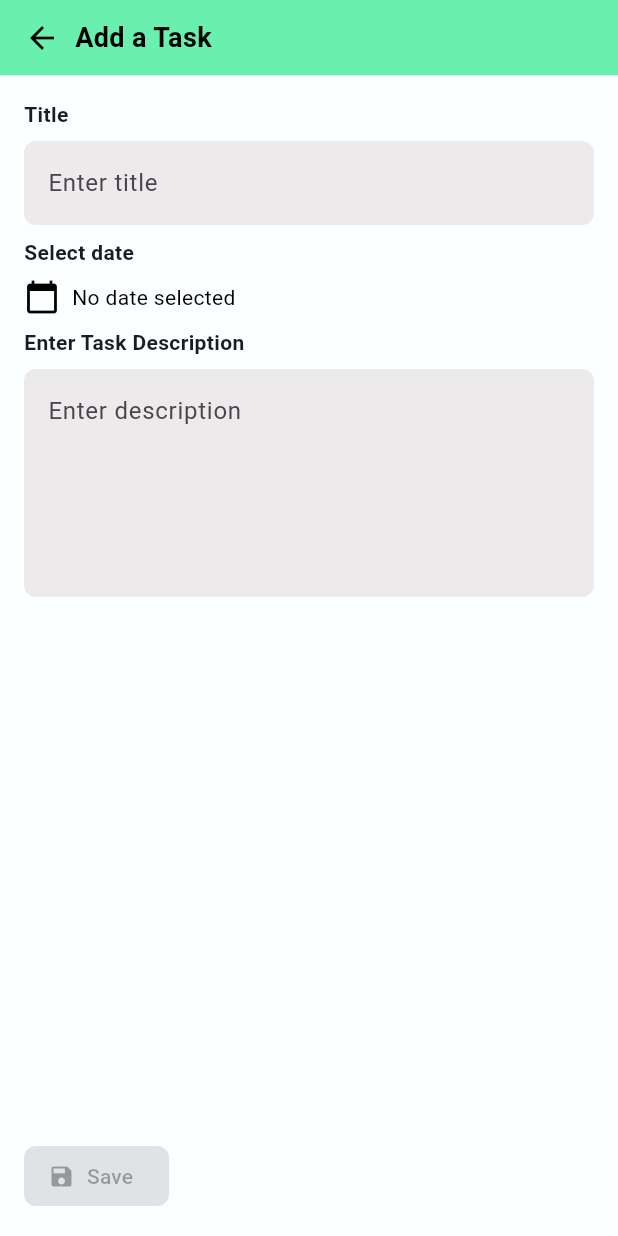
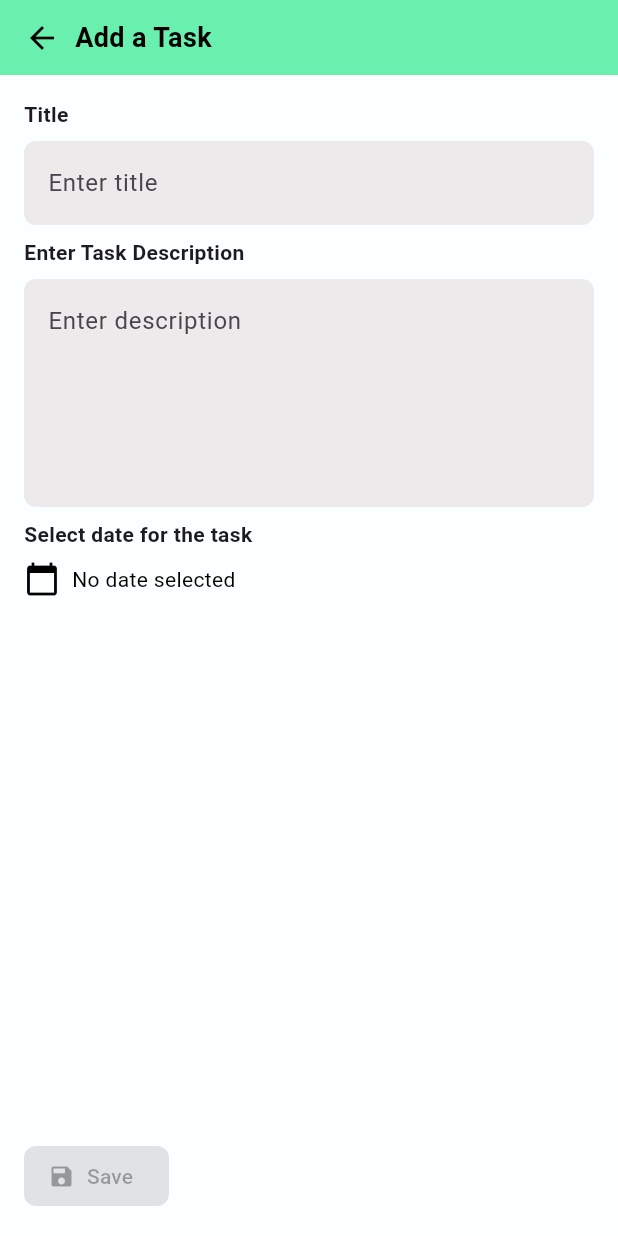
Before and after one commit to Tricka5/Farmsmart, a Flutter app: the TaskReminderScreen screen opened directly, after a tap on "Add task", on a phone screen of 412 x 824 dp. Run offline on Flutter 3.47's test engine with Material 3 defaults, Android fonts, the phone set to English and light mode, and no system bars.

Commit message:
tasklist update

```diff
--- a/farmsmart/lib/screens/tasklistpage.dart
+++ b/farmsmart/lib/screens/tasklistpage.dart
@@ -28,32 +28,31 @@ class TaskReminderScreen extends StatefulWidget {
 }
 
 class _TaskReminderScreenState extends State<TaskReminderScreen> {
-  List<Task?> tasks = List.generate(7, (index) => null);
+  List<Task> tasks = [];
 
-  void addOrEditTask(int index) async {
+  void addOrEditTask(int? index) async {
     final Task? result = await Navigator.push(
       context,
       MaterialPageRoute(
-        builder: (context) => AddTaskScreen(task: tasks[index]),
+        builder: (context) => AddTaskScreen(task: index != null ? tasks[index] : null),
       ),
     );
 
     if (result != null) {
       setState(() {
-        tasks[index] = result;
+        if (index == null) {
+          tasks.add(result); // Add new task
+        } else {
+          tasks[index] = result; // Edit existing task
+        }
       });
     }
   }
 
   void deleteTask(int index) {
     setState(() {
-      tasks[index] = null;
+      tasks.removeAt(index);
     });
-  }
-
-  void onBackArrowTap() {
-    // Handle back arrow press
-    print("Back arrow tapped");
   }
 
   @override
@@ -70,7 +69,7 @@ class _TaskReminderScreenState extends State<TaskReminderScreen> {
               child: Row(
                 children: [
                   InkWell(
-                    onTap: onBackArrowTap,
+                    onTap: () => print("Back arrow tapped"),
                     child: Icon(
                       Icons.arrow_back,
                       size: 24,
@@ -90,16 +89,50 @@ class _TaskReminderScreenState extends State<TaskReminderScreen> {
               ),
             ),
             SizedBox(height: 16),
-            // Task cards
+            // Task List with Add Task always on top
             Expanded(
               child: ListView.builder(
-                itemCount: tasks.length,
+                itemCount: tasks.length + 1,
                 itemBuilder: (context, index) {
+                  if (index == 0) {
+                    // The "Add Task" card at the top
                     return Padding(
-                    padding:
-                        const EdgeInsets.symmetric(horizontal: 16, vertical: 8),
+                      padding: const EdgeInsets.symmetric(horizontal: 16, vertical: 8),
                       child: InkWell(
-                      onTap: () => addOrEditTask(index),
+                        onTap: () => addOrEditTask(null),
+                        child: Container(
+                          height: 100,
+                          decoration: BoxDecoration(
+                            color: Colors.greenAccent,
+                            borderRadius: BorderRadius.circular(8),
+                            boxShadow: [
+                              BoxShadow(
+                                color: Colors.black26,
+                                blurRadius: 4,
+                                offset: Offset(2, 2),
+                              ),
+                            ],
+                          ),
+                          child: Center(
+                            child: Text(
+                              "Add task",
+                              style: TextStyle(
+                                fontSize: 16,
+                                fontWeight: FontWeight.bold,
+                                color: const Color.fromARGB(255, 0, 0, 0),
+                              ),
+                            ),
+                          ),
+                        ),
+                      ),
+                    );
+                  } else {
+                    // Display the filled tasks
+                    final taskIndex = index - 1;
+                    return Padding(
+                      padding: const EdgeInsets.symmetric(horizontal: 16, vertical: 8),
+                      child: InkWell(
+                        onTap: () => addOrEditTask(taskIndex),
                         child: Container(
                           height: 100,
                           decoration: BoxDecoration(
@@ -113,41 +146,29 @@ class _TaskReminderScreenState extends State<TaskReminderScreen> {
                               ),
                             ],
                           ),
-                        child: tasks[index] == null
-                            ? Center(
-                                child: Text(
-                                  "Add task",
-                                  style: TextStyle(
-                                    fontSize: 16,
-                                    fontWeight: FontWeight.bold,
-                                    color: Colors.black,
-                                  ),
-                                ),
-                              )
-                            : ListTile(
+                          child: ListTile(
                             title: Text(
-                                  tasks[index]!.title,
+                              tasks[taskIndex].title,
                               style: TextStyle(
                                 fontWeight: FontWeight.bold,
-                                    color:
-                                        const Color.fromARGB(255, 53, 50, 50),
+                                color: const Color.fromARGB(255, 53, 50, 50),
                               ),
                             ),
                             subtitle: Text(
-                                  tasks[index]!.date != null
-                                      ? "${tasks[index]!.date!.toLocal()}"
-                                          .split(' ')[0]
+                              tasks[taskIndex].date != null
+                                  ? "${tasks[taskIndex].date!.toLocal()}".split(' ')[0]
                                   : "No date selected",
                               style: TextStyle(color: Colors.black54),
                             ),
                             trailing: IconButton(
                               icon: Icon(Icons.delete, color: Colors.red),
-                                  onPressed: () => deleteTask(index),
+                              onPressed: () => deleteTask(taskIndex),
                             ),
                           ),
                         ),
                       ),
                     );
+                  }
                 },
               ),
             ),
@@ -189,7 +210,7 @@ class _AddTaskScreenState extends State<AddTaskScreen> {
       firstDate: DateTime(2000),
       lastDate: DateTime(2101),
     );
-    if (picked != null && picked != selectedDate) {
+    if (picked != null) {
       setState(() {
         selectedDate = picked;
       });
@@ -226,7 +247,7 @@ class _AddTaskScreenState extends State<AddTaskScreen> {
                   ),
                   SizedBox(width: 10),
                   Text(
-                    "Add a Task",
+                    widget.task == null ? "Add a Task" : "Edit Task",
                     style: TextStyle(
                       fontSize: 18,
                       fontWeight: FontWeight.bold,
@@ -259,29 +280,7 @@ class _AddTaskScreenState extends State<AddTaskScreen> {
               ),
             ),
             // Date Picker
-            Padding(
-              padding: const EdgeInsets.symmetric(horizontal: 16),
-              child: Text("Select date",
-                  style: TextStyle(fontWeight: FontWeight.bold)),
-            ),
-            Padding(
-              padding: const EdgeInsets.symmetric(horizontal: 16, vertical: 8),
-              child: InkWell(
-                onTap: () => selectDate(context),
-                child: Row(
-                  children: [
-                    Icon(Icons.calendar_today, color: Colors.black),
-                    SizedBox(width: 8),
-                    Text(
-                      selectedDate != null
-                          ? "${selectedDate!.toLocal()}".split(' ')[0]
-                          : "No date selected",
-                      style: TextStyle(color: Colors.black),
-                    ),
-                  ],
-                ),
-              ),
-            ),
+
             // Description Input
             Padding(
               padding: const EdgeInsets.symmetric(horizontal: 16),
@@ -304,7 +303,29 @@ class _AddTaskScreenState extends State<AddTaskScreen> {
                 ),
               ),
             ),
-            // Save Button
+             Padding(
+              padding: const EdgeInsets.symmetric(horizontal: 16),
+              child: Text("Select date for the task",
+                  style: TextStyle(fontWeight: FontWeight.bold)),
+            ),
+            Padding(
+              padding: const EdgeInsets.symmetric(horizontal: 16, vertical: 8),
+              child: InkWell(
+                onTap: () => selectDate(context),
+                child: Row(
+                  children: [
+                    Icon(Icons.calendar_today, color: Colors.black),
+                    SizedBox(width: 8),
+                    Text(
+                      selectedDate != null
+                          ? "${selectedDate!.toLocal()}".split(' ')[0]
+                          : "No date selected",
+                      style: TextStyle(color: Colors.black),
+                    ),
+                  ],
+                ),
+              ),
+            ),
             Spacer(),
             Padding(
               padding: const EdgeInsets.all(16.0),
```
Lines whose indentation alone changed are shown as unchanged.
